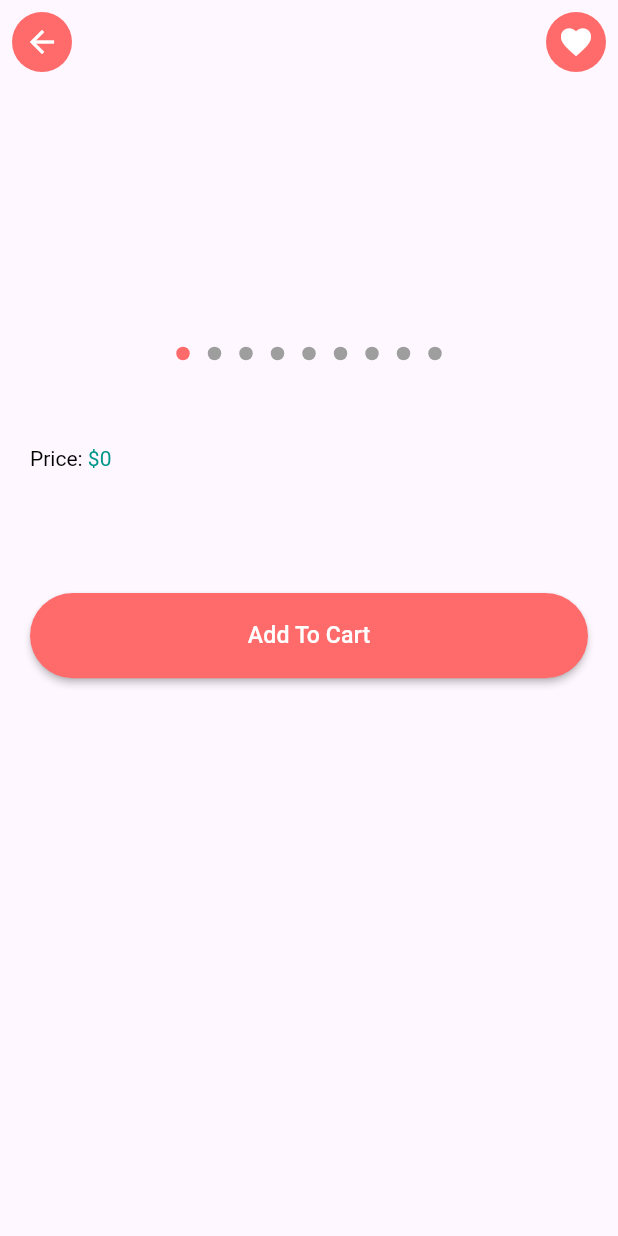
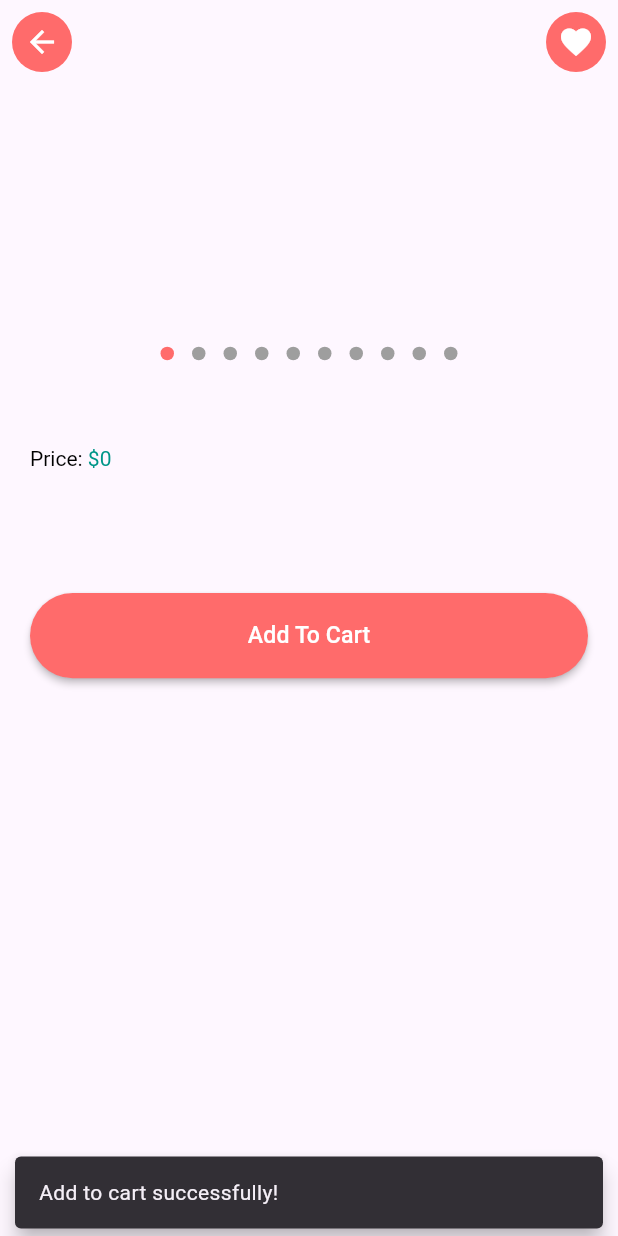
Before and after one commit to Jahid01234/ecommerce_app_with_firebase, a Flutter app: the ProductDetailsScreen screen opened directly with empty values, after a tap on "Add To Cart", on a phone screen of 412 x 824 dp. Run offline on Flutter 3.47's test engine with Material 3 defaults, Android fonts, the phone set to English and light mode, and no system bars; drawn by our look-alikes of carousel_slider, dots_indicator; our stand-ins replace cloud_firestore, firebase_auth, firebase_core, flutter_screenutil; accounts and stored records are empty.

Commit message:
- add Cart page

```diff
--- a/lib/app.dart
+++ b/lib/app.dart
@@ -18,7 +18,7 @@ class MyApp extends StatelessWidget {
         return MaterialApp(
           title: "E-commerce App",
           debugShowCheckedModeBanner: false,
-          home:  const MainBottomNavScreen(),
+          home:  const SplashScreen(),
           theme: ThemeData(
             appBarTheme:AppBarStyle.appBarStyle(),
             inputDecorationTheme: TextFormFieldDecoration.getTextFormField()
--- a/lib/ui/bottom_nav_screen/home_screen.dart
+++ b/lib/ui/bottom_nav_screen/home_screen.dart
@@ -65,6 +65,7 @@ class _HomeScreenState extends State<HomeScreen> {
       resizeToAvoidBottomInset: true ,
       appBar: AppBar(
         title: const Text("E-Commerce"),
+        automaticallyImplyLeading: false,
       ),
       body: SafeArea(
         child: Padding(
--- a/lib/ui/bottom_nav_screen/profile_screen.dart
+++ b/lib/ui/bottom_nav_screen/profile_screen.dart
@@ -26,6 +26,7 @@ class _ProfileScreenState extends State<ProfileScreen> {
       appBar: AppBar(
         backgroundColor: Colors.cyan,
         title: const Text("Update User Information",style: TextStyle(fontSize: 18,color: Colors.white),),
+        automaticallyImplyLeading: false,
       ),
       body: SafeArea(
         child: Padding(
--- a/lib/ui/login_screen.dart
+++ b/lib/ui/login_screen.dart
@@ -1,4 +1,5 @@
 import 'package:e_commerce_app_with_firebase/constant/Strings/app_string.dart';
+import 'package:e_commerce_app_with_firebase/ui/main_bottom_nav_screen.dart';
 import 'package:e_commerce_app_with_firebase/ui/registration_screen.dart';
 import 'package:e_commerce_app_with_firebase/ui/user_form.dart';
 import 'package:e_commerce_app_with_firebase/widgets/showDialog_message.dart';
@@ -45,7 +46,7 @@ class _LoginScreenState extends State<LoginScreen> {
         if (mounted) {
           displayMessageToUser("Login is successful!", context);
           Navigator.push(
-            context, MaterialPageRoute(builder: (context) => const UserForm(),
+            context, MaterialPageRoute(builder: (context) => const MainBottomNavScreen(),
           ),
           );
         }
--- a/lib/ui/product_details_screen.dart
+++ b/lib/ui/product_details_screen.dart
@@ -1,7 +1,10 @@
 import 'package:carousel_slider/carousel_slider.dart';
+import 'package:cloud_firestore/cloud_firestore.dart';
 import 'package:dots_indicator/dots_indicator.dart';
 import 'package:e_commerce_app_with_firebase/constant/Colors/app_colors.dart';
 import 'package:e_commerce_app_with_firebase/constant/Strings/app_string.dart';
+import 'package:e_commerce_app_with_firebase/widgets/showDialog_message.dart';
+import 'package:firebase_auth/firebase_auth.dart';
 import 'package:flutter/material.dart';
 import 'package:flutter_screenutil/flutter_screenutil.dart';
 
@@ -150,6 +153,7 @@ class _ProductDetailsScreenState extends State<ProductDetailsScreen> {
                   ),
                   child: Text(AppString.addToCartText,style: TextStyle(color: AppColors.white, fontSize: 14.sp),),
                   onPressed: (){
+                    addToCart(context);
                   },
                 ),
               ),
@@ -160,4 +164,18 @@ class _ProductDetailsScreenState extends State<ProductDetailsScreen> {
       ),
     );
   }
+
+  // Add product item to Cart
+  Future<void> addToCart(context) async{
+    final FirebaseAuth firebaseAuth = FirebaseAuth.instance;
+    final currentUser = firebaseAuth.currentUser;
+
+    CollectionReference collectionReference = FirebaseFirestore.instance.collection("user-cart-item");
+    await collectionReference.doc(currentUser!.email).collection("items").doc().set({
+      "name" : widget.product["product-name"],
+      "price" : widget.product["product-price"],
+      "images" : widget.product["product-img"],
+    });
+    displayMessageToUser("Add to cart successfully!", context);
+  }
 }
```
Also changed, not shown: lib/ui/bottom_nav_screen/cart_screen.dart (+57 -2 lines).
